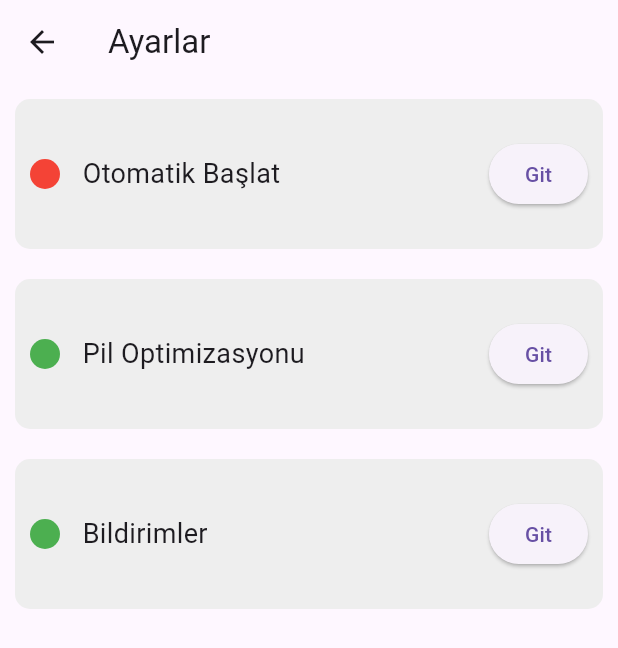
After one commit to IbrahimSenates/todo-app, a Flutter app: the screen it shows after launch, after a tap on "Geç", after a tap on "Başla", after a tap on the "settings" icon, on a phone screen of 412 x 824 dp. The commit adds this screen. Shown: the top 648 px of the screen. Run offline on Flutter 3.47's test engine with Material 3 defaults, Android fonts, the phone set to English and light mode, and no system bars; our stand-ins replace flutter_local_notifications, flutter_timezone, hexcolor, isar, package_info_plus, permission_handler and 3 more; missing offline and left inert: android_intent_plus; accounts and stored records are empty; generated files the repository leaves out were written again.

Commit message:
settings kısmı

```diff
--- a/lib/screens/home.dart
+++ b/lib/screens/home.dart
@@ -75,7 +75,7 @@ class _HomeScreenState extends State<HomeScreen> {
   Widget build(BuildContext context) {
     return AnnotatedRegion(
       value: SystemUiOverlayStyle(
-        statusBarColor: Colors.black, // Bildirim çubuğu rengi beyaz
+        statusBarColor: Colors.black, // Bildirim çubuğu rengi
         statusBarIconBrightness: Brightness.dark, // İkonlar koyu olur
       ),
       child: SafeArea(
--- /dev/null
+++ b/lib/screens/settings_screen.dart
@@ -0,0 +1,150 @@
+import 'dart:io';
+import 'package:flutter/material.dart';
+import 'package:android_intent_plus/android_intent.dart';
+import 'package:permission_handler/permission_handler.dart';
+import 'package:package_info_plus/package_info_plus.dart';
+
+class SettingScreen extends StatefulWidget {
+  const SettingScreen({super.key});
+
+  @override
+  State<SettingScreen> createState() => _SettingScreenState();
+}
+
+class _SettingScreenState extends State<SettingScreen> {
+  bool autoStartEnabled = false;
+  bool batteryOptimizationDisabled = true;
+  bool notificationEnabled = false;
+
+  String packageName = "";
+
+  @override
+  void initState() {
+    super.initState();
+    _initPackageName();
+    _checkPermissions();
+  }
+
+  Future<void> _initPackageName() async {
+    final info = await PackageInfo.fromPlatform();
+    setState(() {
+      packageName = info.packageName;
+    });
+  }
+
+  Future<void> _checkPermissions() async {
+    final notifStatus = await Permission.notification.status;
+    setState(() {
+      notificationEnabled = notifStatus.isGranted;
+      // autoStartEnabled ve batteryOptimizationDisabled
+      // burada gerçek cihaz kontrolü yapabilirsiniz
+    });
+  }
+
+  @override
+  Widget build(BuildContext context) {
+    return Scaffold(
+      appBar: AppBar(title: Text("Ayarlar")),
+      body: Column(
+        children: [
+          settingItem(
+            title: "Otomatik Başlat",
+            isEnabled: autoStartEnabled,
+            onPressed: () => openAutoStartSettings(context),
+          ),
+          settingItem(
+            title: "Pil Optimizasyonu",
+            isEnabled: batteryOptimizationDisabled,
+            onPressed: () => openBatteryOptimizationSettings(context),
+          ),
+          settingItem(
+            title: "Bildirimler",
+            isEnabled: notificationEnabled,
+            onPressed: () => openNotificationSettings(context),
+          ),
+        ],
+      ),
+    );
+  }
+
+  Widget settingItem({
+    required String title,
+    required bool isEnabled,
+    required VoidCallback onPressed,
+  }) {
+    return Container(
+      margin: EdgeInsets.symmetric(horizontal: 10, vertical: 10),
+      padding: EdgeInsets.all(10),
+      width: double.infinity,
+      height: 100,
+      decoration: BoxDecoration(
+        color: Colors.grey.shade200,
+        borderRadius: BorderRadius.circular(10),
+      ),
+      child: Row(
+        children: [
+          Container(
+            width: 20,
+            height: 20,
+            decoration: BoxDecoration(
+              shape: BoxShape.circle,
+              color: isEnabled ? Colors.green : Colors.red,
+            ),
+          ),
+          SizedBox(width: 15),
+          Expanded(child: Text(title, style: TextStyle(fontSize: 18))),
+          ElevatedButton(onPressed: onPressed, child: Text("Git")),
+        ],
+      ),
+    );
+  }
+
+  void openAutoStartSettings(BuildContext context) async {
+    if (!Platform.isAndroid) return;
+
+    try {
+      final intent = AndroidIntent(
+        action: 'miui.intent.action.OP_AUTO_START',
+        package: 'com.miui.securitycenter',
+      );
+      await intent.launch();
+    } catch (e) {
+      ScaffoldMessenger.of(context).showSnackBar(
+        SnackBar(content: Text("Otomatik başlat ayarına erişilemiyor.")),
+      );
+    }
+  }
+
+  void openBatteryOptimizationSettings(BuildContext context) async {
+    if (!Platform.isAndroid) return;
+
+    try {
+      final intent = AndroidIntent(
+        action: 'android.settings.IGNORE_BATTERY_OPTIMIZATION_SETTINGS',
+      );
+      await intent.launch();
+    } catch (e) {
+      ScaffoldMessenger.of(context).showSnackBar(
+        SnackBar(content: Text("Pil optimizasyonu ayarına erişilemiyor.")),
+      );
+    }
+  }
+
+  void openNotificationSettings(BuildContext context) async {
+    if (!Platform.isAndroid) return;
+
+    try {
+      final intent = AndroidIntent(
+        action: 'android.settings.APP_NOTIFICATION_SETTINGS',
+        arguments: <String, dynamic>{
+          'android.provider.extra.APP_PACKAGE': packageName, // Bu önemli
+        },
+      );
+      await intent.launch();
+    } catch (e) {
+      ScaffoldMessenger.of(context).showSnackBar(
+        SnackBar(content: Text("Bildirim ayarlarına erişilemiyor.")),
+      );
+    }
+  }
+}
--- a/lib/widgets/header_widget.dart
+++ b/lib/widgets/header_widget.dart
@@ -2,6 +2,7 @@ import 'package:flutter/material.dart';
 import 'package:hexcolor/hexcolor.dart';
 import 'package:intl/intl.dart';
 import 'package:todo_app_2/constants/color.dart';
+import 'package:todo_app_2/screens/settings_screen.dart';
 
 class HeaderItem extends StatelessWidget {
   HeaderItem({super.key});
@@ -24,6 +25,10 @@ class HeaderItem extends StatelessWidget {
       ),
       width: deviceWidht,
       height: deviceHeight / 3,
+      child: Stack(
+        children: [
+          Align(
+            alignment: Alignment.center,
             child: Column(
               children: [
                 Padding(
@@ -50,6 +55,22 @@ class HeaderItem extends StatelessWidget {
                 ),
               ],
             ),
+          ),
+          Positioned(
+            top: 10,
+            right: 5,
+            child: IconButton(
+              icon: Icon(Icons.settings, size: 35, color: Colors.white),
+              onPressed: () {
+                Navigator.push(
+                  context,
+                  MaterialPageRoute(builder: (context) => SettingScreen()),
+                );
+              },
+            ),
+          ),
+        ],
+      ),
     );
   }
 }
--- a/pubspec.yaml
+++ b/pubspec.yaml
@@ -52,6 +52,8 @@ dependencies:
   android_intent_plus: ^6.0.0
   flutter_background: ^1.3.0+1
   flutter_foreground_task: ^9.1.0
+  permission_handler: ^12.0.1
+  package_info_plus: ^9.0.0
 
 flutter_launcher_icons:
   android: "launcher_icon"
```
Also changed, not shown: pubspec.lock. Lines whose indentation alone changed are shown as unchanged.
